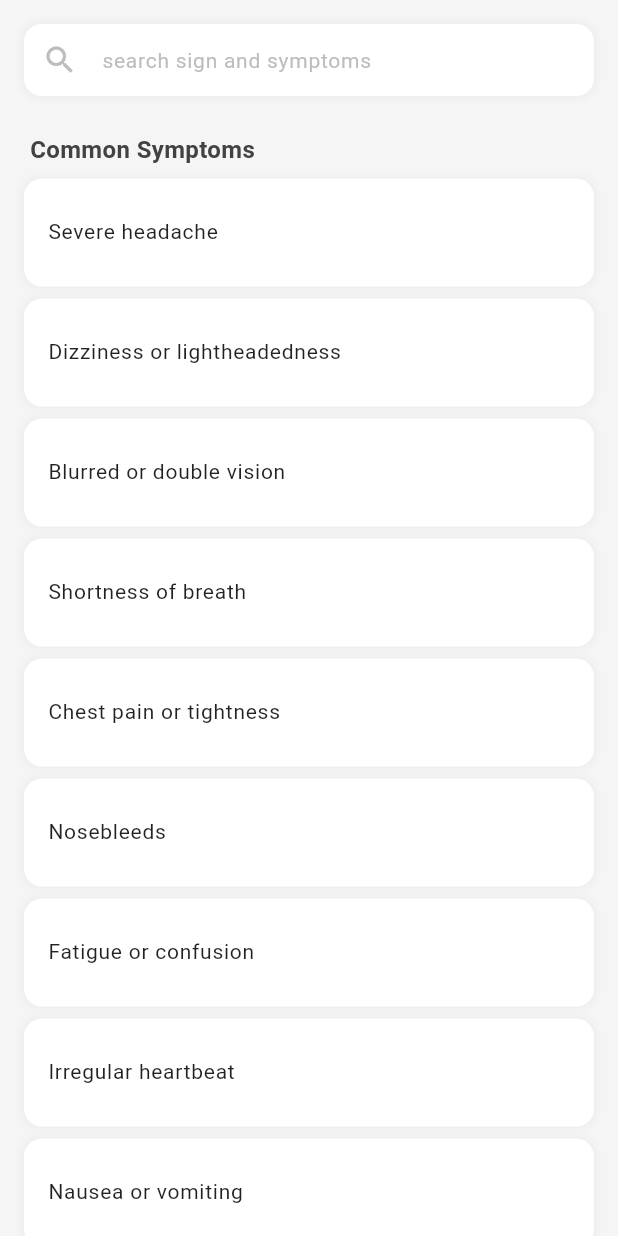
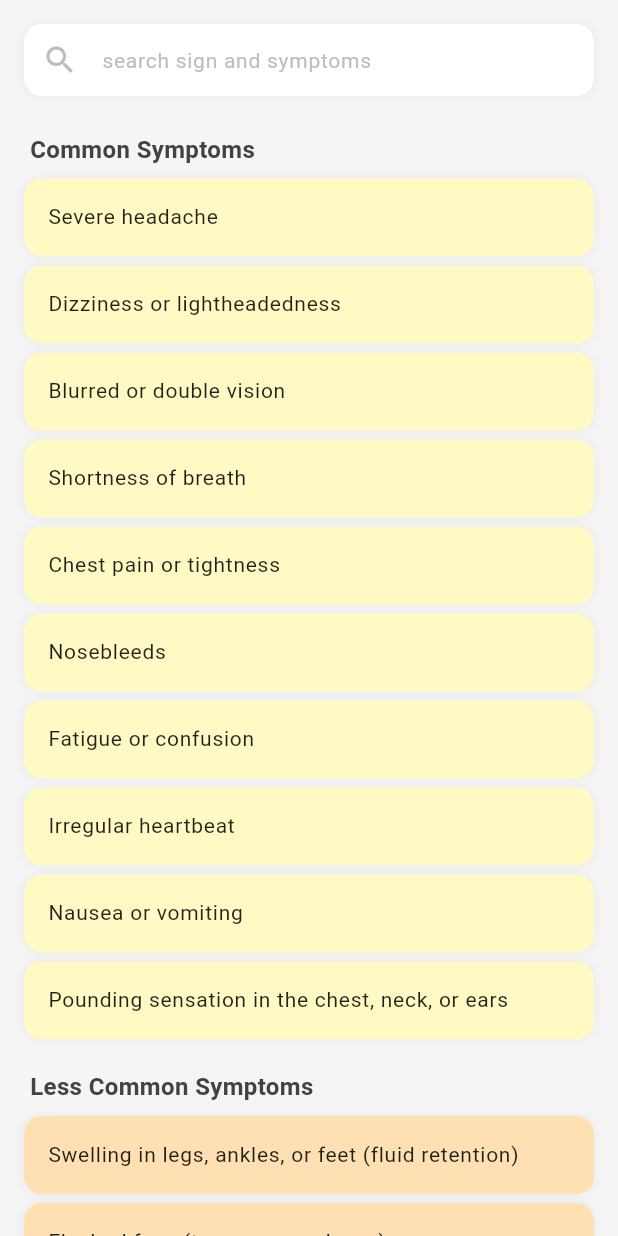
Before and after one commit to athos777x/hyp, a Flutter app: the SignsAndSymptomsPage screen opened directly, on a phone screen of 412 x 824 dp. Run offline on Flutter 3.47's test engine with Material 3 defaults, Android fonts, the phone set to English and light mode, and no system bars; our stand-ins replace cloud_firestore, firebase_auth, firebase_core, flutter_local_notifications, flutter_map, google_nav_bar and 3 more; accounts and stored records are empty.

Commit message:
Add severity color mapping for symptoms in SignsAndSymptomsPage. Introduced a new map to define colors for different symptom categories, enhancing visual differentiation. Updated symptom display to utilize category colors, improving user experience and clarity in symptom identification.

```diff
--- a/lib/signsandsymptomspage.dart
+++ b/lib/signsandsymptomspage.dart
@@ -74,6 +74,16 @@ class _SignsAndSymptomsPageState extends State<SignsAndSymptomsPage> {
   };
 
   List<MapEntry<String, List<String>>> filteredSymptoms = [];
+
+  // Add this map to define severity colors
+  final Map<String, Color> categoryColors = {
+    'Common Symptoms': Color(0xFFFFF9C4), // Light yellow
+    'Less Common Symptoms': Color(0xFFFFE0B2), // Light orange
+    'Advanced Symptoms': Color(0xFFFFCCBC), // Light red-orange
+    'Signs of Organ Damage': Color(0xFFFFAB91), // Darker orange-red
+    'Emergency Symptoms': Color(0xFFFF8A80), // Red
+    'Rare Symptoms': Color(0xFFFFECB3), // Light amber
+  };
 
   @override
   void initState() {
@@ -175,9 +185,10 @@ class _SignsAndSymptomsPageState extends State<SignsAndSymptomsPage> {
                       ],
                       ...category.value
                           .map((symptom) => Container(
-                                margin: EdgeInsets.only(bottom: 8),
+                                margin: EdgeInsets.only(bottom: 6),
                                 decoration: BoxDecoration(
-                                  color: Colors.white,
+                                  color: categoryColors[category.key] ??
+                                      Colors.white, // Use category color
                                   borderRadius: BorderRadius.circular(12),
                                   boxShadow: [
                                     BoxShadow(
@@ -195,14 +206,16 @@ class _SignsAndSymptomsPageState extends State<SignsAndSymptomsPage> {
                                       color: Colors.black87,
                                     ),
                                   ),
+                                  dense: true,
+                                  visualDensity: VisualDensity(vertical: -2),
                                   contentPadding: EdgeInsets.symmetric(
                                     horizontal: 16,
-                                    vertical: 8,
+                                    vertical: 6,
                                   ),
                                 ),
                               ))
                           .toList(),
-                      SizedBox(height: 8),
+                      SizedBox(height: 6),
                     ],
                   );
                 },
```
